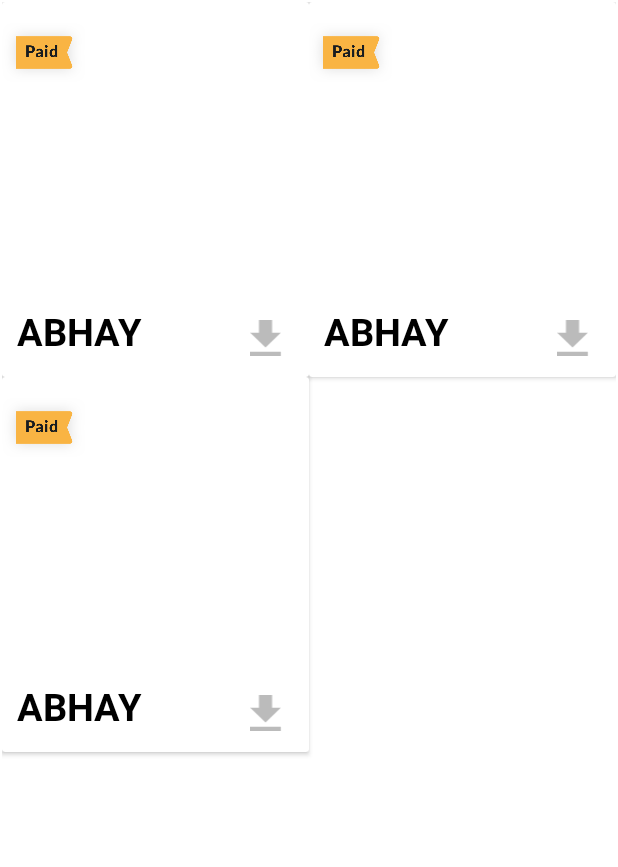
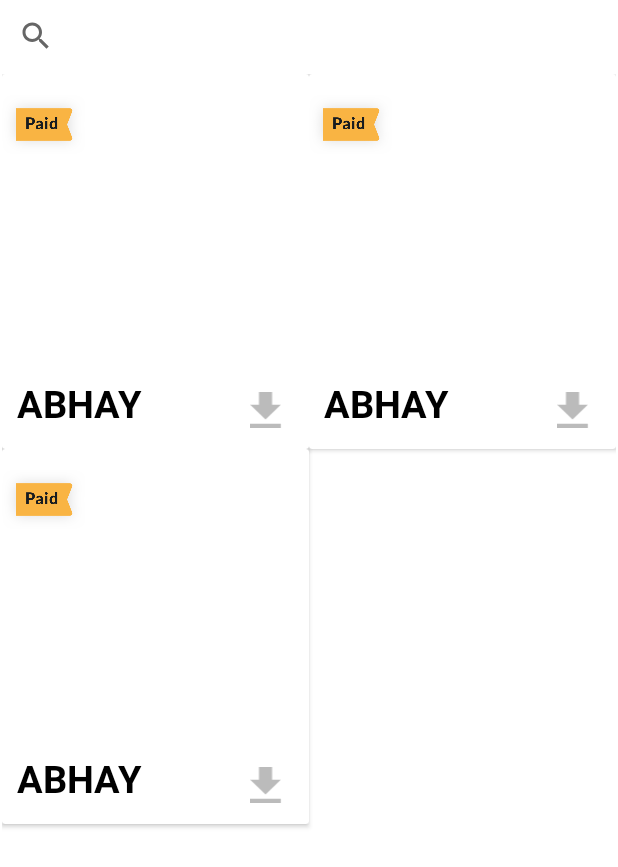
Before and after one commit to AbhayTiwari007/Kakcho, an Android app: the layout activity_main.xml on its own in the app's theme, with its tools: preview values and no code run, on a phone screen of 412 x 824 dp. Shown: the top 867 px of the screen. Run offline under Robolectric (Android 15) with nearby library versions, the phone set to English and light mode, and no system bars; network calls fail.

Commit message:
added api and added adapter and search view

```diff
--- a/app/src/main/AndroidManifest.xml
+++ b/app/src/main/AndroidManifest.xml
@@ -1,6 +1,8 @@
 <?xml version="1.0" encoding="utf-8"?>
 <manifest xmlns:android="http://schemas.android.com/apk/res/android"
     package="com.example.kakcho">
+
+    <uses-permission android:name="android.permission.INTERNET"/>
 
     <application
         android:allowBackup="true"
--- /dev/null
+++ b/app/src/main/java/com/example/kakcho/models/IfIconStyle.kt
@@ -0,0 +1,6 @@
+package com.example.kakcho.models
+
+data class IfIconStyle(
+    val identifier: String,
+    val name: String
+)
--- /dev/null
+++ b/app/src/main/java/com/example/kakcho/models/SearchIconResponse.kt
@@ -0,0 +1,5 @@
+package com.example.kakcho.models
+
+data class SearchIconResponse(
+    val icons: List<IconsIF>
+)
--- a/app/src/main/res/layout/activity_main.xml
+++ b/app/src/main/res/layout/activity_main.xml
@@ -6,11 +6,34 @@
     android:layout_height="match_parent"
     tools:context=".MainActivity">
 
+    <androidx.appcompat.widget.SearchView
+        android:id="@+id/search_view"
+        app:layout_constraintEnd_toEndOf="parent"
+        app:layout_constraintStart_toStartOf="parent"
+        app:layout_constraintTop_toTopOf="parent"
+        android:layout_width="match_parent"
+        android:layout_height="wrap_content"/>
+
     <androidx.recyclerview.widget.RecyclerView
+        android:layout_marginTop="10dp"
+        app:layout_constraintTop_toBottomOf="@id/search_view"
+        android:id="@+id/rv_icons"
+        app:layout_constraintBottom_toBottomOf="parent"
         android:layout_width="match_parent"
-        android:layout_height="match_parent"
+        android:layout_height="0dp"
+        android:layout_margin="1dp"
+        app:layoutManager="androidx.recyclerview.widget.GridLayoutManager"
         app:spanCount="2"
-        tools:listitem="@layout/card"
-        app:layoutManager="androidx.recyclerview.widget.StaggeredGridLayoutManager"
-        android:layout_margin="1dp"/>
+        tools:listitem="@layout/item_card" />
+
+    <ProgressBar
+        android:id="@+id/progress_circular"
+        android:visibility="gone"
+        app:layout_constraintEnd_toEndOf="parent"
+        app:layout_constraintStart_toStartOf="parent"
+        app:layout_constraintBottom_toBottomOf="parent"
+        app:layout_constraintTop_toTopOf="parent"
+        android:layout_width="wrap_content"
+        android:layout_height="wrap_content"/>
+
 </androidx.constraintlayout.widget.ConstraintLayout>
--- a/app/src/main/res/layout/card.xml
+++ /dev/null
@@ -1,66 +0,0 @@
-<?xml version="1.0" encoding="utf-8"?>
-
-<androidx.cardview.widget.CardView xmlns:android="http://schemas.android.com/apk/res/android"
-    xmlns:app="http://schemas.android.com/apk/res-auto"
-    xmlns:tools="http://schemas.android.com/tools"
-    android:layout_width="match_parent"
-    android:layout_height="250dp">
-<androidx.constraintlayout.widget.ConstraintLayout
-    android:layout_width="match_parent"
-    android:layout_height="match_parent">
-    <ImageView
-        android:layout_width="55dp"
-        android:layout_height="50dp"
-
-        android:src="@drawable/Tag"
-        app:layout_constraintBottom_toTopOf="@+id/imageView"
-        app:layout_constraintEnd_toStartOf="@+id/imageView"
-        app:layout_constraintHorizontal_bias="0.0"
-        app:layout_constraintStart_toStartOf="parent"
-        app:layout_constraintTop_toTopOf="parent"
-        app:layout_constraintVertical_bias="0.695" />
-
-    <ImageView
-        android:id="@+id/imageView"
-        android:layout_width="167dp"
-
-        android:layout_height="126dp"
-        android:foregroundGravity="center"
-        app:layout_constraintBottom_toBottomOf="parent"
-        app:layout_constraintEnd_toEndOf="parent"
-        app:layout_constraintStart_toStartOf="parent"
-        app:layout_constraintTop_toTopOf="parent" />
-
-    <TextView
-        android:id="@+id/textView"
-        android:layout_width="wrap_content"
-        android:layout_height="wrap_content"
-        android:layout_marginLeft="10dp"
-        android:text="Abhay"
-        android:textAllCaps="true"
-        android:textColor="@color/black"
-        android:textSize="25dp"
-        android:textStyle="bold"
-        app:layout_constraintBottom_toBottomOf="parent"
-        app:layout_constraintStart_toStartOf="parent"
-        app:layout_constraintTop_toBottomOf="@+id/imageView" />
-
-    <ImageView
-        android:layout_width="48dp"
-        android:layout_height="24dp"
-        android:src="@drawable/ic_download"
-        android:text="Abhay"
-        android:textAllCaps="true"
-        android:textColor="@color/black"
-        android:textSize="25dp"
-        android:textStyle="bold"
-        app:layout_constraintBottom_toBottomOf="parent"
-        app:layout_constraintEnd_toEndOf="parent"
-        app:layout_constraintHorizontal_bias="0.94"
-        app:layout_constraintStart_toEndOf="@+id/textView"
-        app:layout_constraintTop_toBottomOf="@+id/imageView"
-        app:layout_constraintVertical_bias="0.631" />
-
-</androidx.constraintlayout.widget.ConstraintLayout>
-
-</androidx.cardview.widget.CardView>
--- /dev/null
+++ b/app/src/main/res/layout/item_card.xml
@@ -0,0 +1,65 @@
+<?xml version="1.0" encoding="utf-8"?>
+<androidx.cardview.widget.CardView xmlns:android="http://schemas.android.com/apk/res/android"
+    xmlns:app="http://schemas.android.com/apk/res-auto"
+    xmlns:tools="http://schemas.android.com/tools"
+    android:layout_width="match_parent"
+    android:layout_height="250dp">
+
+    <androidx.constraintlayout.widget.ConstraintLayout
+        android:layout_width="match_parent"
+        android:layout_height="match_parent">
+
+        <ImageView
+            android:layout_width="55dp"
+            android:layout_height="50dp"
+            app:layout_constraintBottom_toTopOf="@+id/imageView"
+            app:layout_constraintEnd_toStartOf="@+id/imageView"
+            app:layout_constraintHorizontal_bias="0.0"
+            app:layout_constraintStart_toStartOf="parent"
+            app:layout_constraintTop_toTopOf="parent"
+            app:layout_constraintVertical_bias="0.695"
+            tools:src="@drawable/placeholder" />
+
+        <ImageView
+            android:id="@+id/imageView"
+            android:layout_width="167dp"
+            android:layout_height="126dp"
+            android:foregroundGravity="center"
+            app:layout_constraintBottom_toBottomOf="parent"
+            app:layout_constraintEnd_toEndOf="parent"
+            app:layout_constraintStart_toStartOf="parent"
+            app:layout_constraintTop_toTopOf="parent" />
+
+        <TextView
+            android:id="@+id/textView"
+            android:layout_width="wrap_content"
+            android:layout_height="wrap_content"
+            android:layout_marginLeft="10dp"
+            tools:text="Abhay"
+            android:textAllCaps="true"
+            android:textColor="@color/black"
+            android:textSize="25sp"
+            android:textStyle="bold"
+            app:layout_constraintBottom_toBottomOf="parent"
+            app:layout_constraintStart_toStartOf="parent"
+            app:layout_constraintTop_toBottomOf="@+id/imageView" />
+
+        <ImageView
+            android:layout_width="48dp"
+            android:layout_height="24dp"
+            android:src="@drawable/ic_download"
+            android:text="Abhay"
+            android:textAllCaps="true"
+            android:textColor="@color/black"
+            android:textSize="25dp"
+            android:textStyle="bold"
+            app:layout_constraintBottom_toBottomOf="parent"
+            app:layout_constraintEnd_toEndOf="parent"
+            app:layout_constraintHorizontal_bias="0.94"
+            app:layout_constraintStart_toEndOf="@+id/textView"
+            app:layout_constraintTop_toBottomOf="@+id/imageView"
+            app:layout_constraintVertical_bias="0.631" />
+
+    </androidx.constraintlayout.widget.ConstraintLayout>
+
+</androidx.cardview.widget.CardView>
```
Also changed, not shown: app/build.gradle (+14 -1 lines), app/src/main/java/com/example/kakcho/MainActivity.kt (+56 -0 lines), app/src/main/java/com/example/kakcho/MainViewModel.kt (added, +52 -0 lines), app/src/main/java/com/example/kakcho/RetrofitService.kt (+26 -8 lines), app/src/main/java/com/example/kakcho/adapters/IconsAdapter.kt (added, +44 -0 lines), app/src/main/java/com/example/kakcho/models/Format.kt (added, +7 -0 lines), app/src/main/java/com/example/kakcho/models/IconsIF.kt (added, +20 -0 lines), app/src/main/java/com/example/kakcho/models/RasterImage.kt (added, +8 -0 lines), app/src/main/res/drawable/placeholder.png (renamed from app/src/main/res/drawable/Tag.png).
